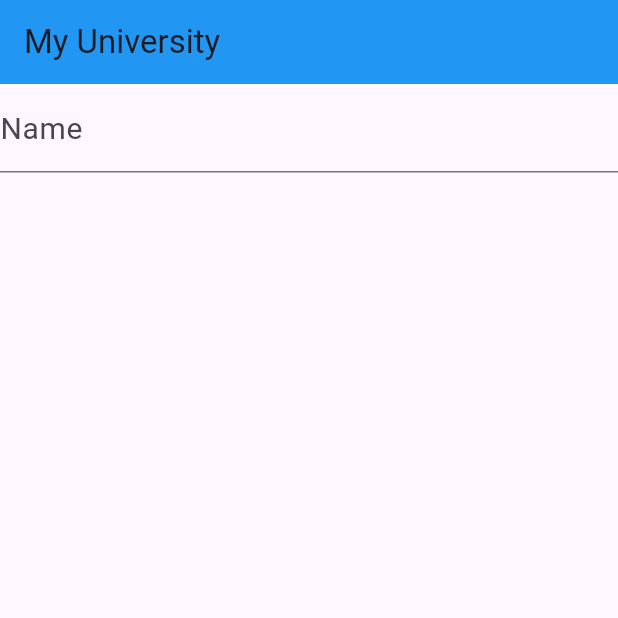
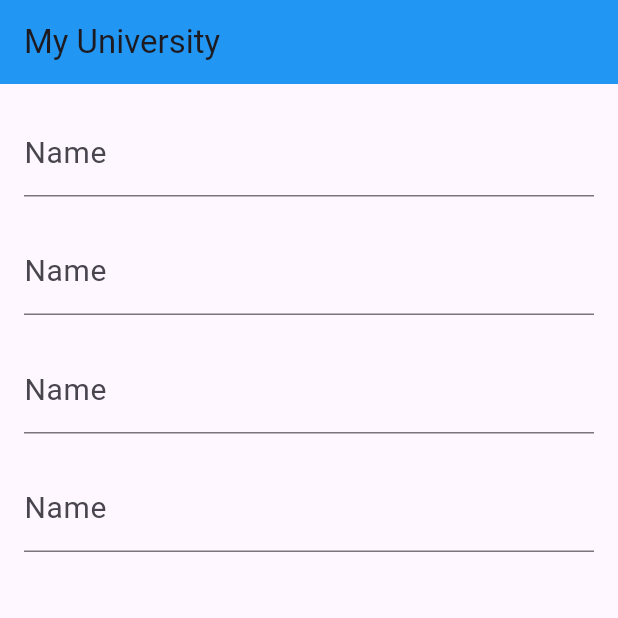
Before and after one commit to ArifHossain123/my_university, a Flutter app: the screen it shows after launch, on a phone screen of 412 x 824 dp, the top half of it. Run offline on Flutter 3.47's test engine with Material 3 defaults, Android fonts, the light colour scheme and no system bars.

Commit message:
TextField

```diff
--- a/lib/text_field.dart
+++ b/lib/text_field.dart
@@ -5,11 +5,79 @@ class StudentTextField extends StatelessWidget {
 
   @override
   Widget build(BuildContext context) {
-    return Column(
+    return Padding(
+      padding: const EdgeInsets.all(16.0),
+      child: Column(
         children: <Widget>[
           Padding(
             padding: const EdgeInsets.only(
-            bottom: 10,
+              bottom: 20,
+            ),
+            child: TextFormField(
+              decoration: const InputDecoration(
+                labelText: 'Name',
+                labelStyle: TextStyle(
+                  fontSize: 20,
+                ),
+                fillColor: Colors.white,
+                focusedBorder: OutlineInputBorder(
+                  borderSide: BorderSide(
+                    color: Colors.blue,
+                    width: 2,
+                  ),
+                ),
+              ),
+              onChanged: (String name) {},
+            ),
+          ),
+
+         Padding(
+            padding: const EdgeInsets.only(
+              bottom: 20,
+            ),
+            child: TextFormField(
+              decoration: const InputDecoration(
+                labelText: 'Name',
+                labelStyle: TextStyle(
+                  fontSize: 20,
+                ),
+                fillColor: Colors.white,
+                focusedBorder: OutlineInputBorder(
+                  borderSide: BorderSide(
+                    color: Colors.blue,
+                    width: 2,
+                  ),
+                ),
+              ),
+              onChanged: (String name) {},
+            ),
+          ),
+
+         Padding(
+            padding: const EdgeInsets.only(
+              bottom: 20,
+            ),
+            child: TextFormField(
+              decoration: const InputDecoration(
+                labelText: 'Name',
+                labelStyle: TextStyle(
+                  fontSize: 20,
+                ),
+                fillColor: Colors.white,
+                focusedBorder: OutlineInputBorder(
+                  borderSide: BorderSide(
+                    color: Colors.blue,
+                    width: 2,
+                  ),
+                ),
+              ),
+              onChanged: (String name) {},
+            ),
+          ),
+
+         Padding(
+            padding: const EdgeInsets.only(
+              bottom: 20,
             ),
             child: TextFormField(
               decoration: const InputDecoration(
@@ -29,6 +97,7 @@ class StudentTextField extends StatelessWidget {
             ),
           ),
         ],
+      ),
     );
   }
 }
```
Lines whose indentation alone changed are shown as unchanged.
